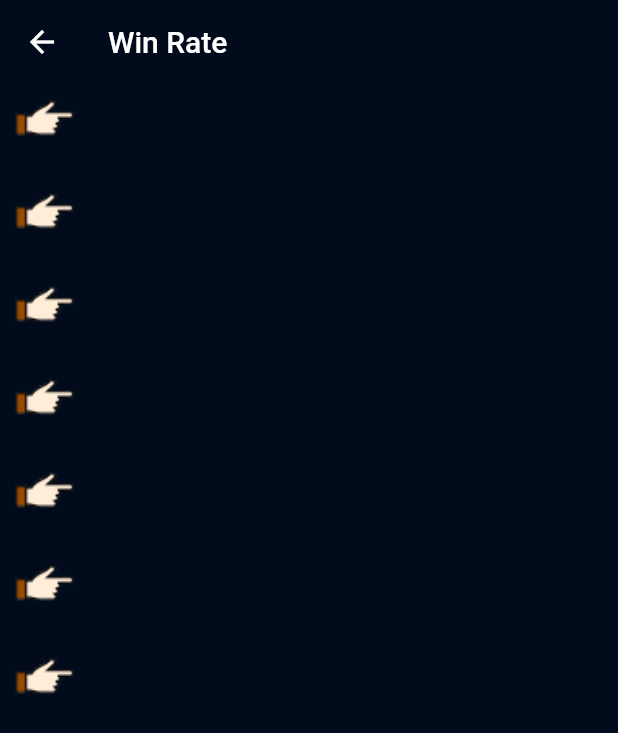
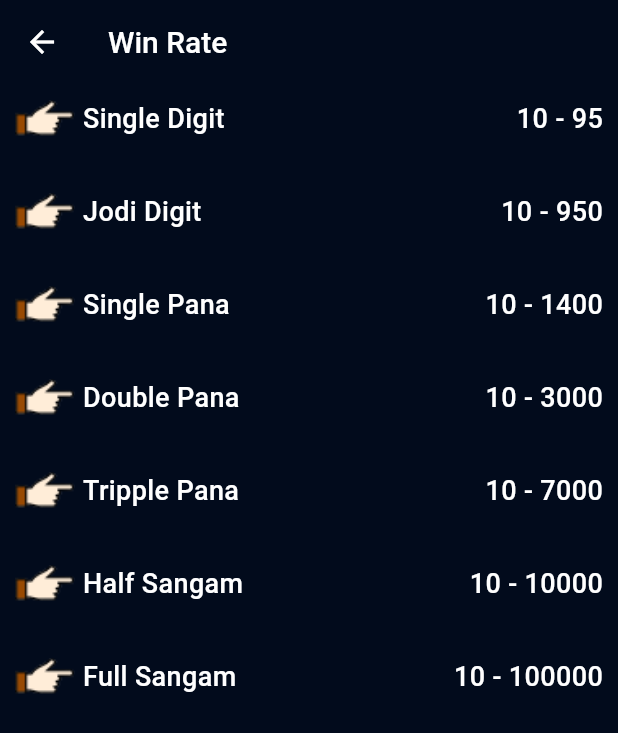
Before and after one commit to Akshat5349/WinBazarFinal, a Flutter app: the WinRateView screen opened directly, on a phone screen of 412 x 824 dp. Shown: the top 733 px of the screen. Run offline on Flutter 3.47's test engine with Material 3 defaults, Android fonts, the phone set to English and light mode, and no system bars; our stand-ins replace audioplayers, device_info_plus, dio, flutter_html, fluttertoast, get and 5 more; accounts and stored records are empty; network calls fail.

Commit message:
feat: Update package name and branding from WinBazar to Star Kalyan across multiple files

```diff
--- a/lib/app/modules/home/controllers/home_controller.dart
+++ b/lib/app/modules/home/controllers/home_controller.dart
@@ -116,7 +116,7 @@ class HomeController extends GetxController {
             crossAxisAlignment: CrossAxisAlignment.start,
             children: [
               Text(
-                Strings.settings[0].popupMsg ?? 'Welcome to WinBazar!',
+                Strings.settings[0].popupMsg ?? 'Welcome to Star Kalyan!',
                 style: TextStyle(
                   fontSize: 16,
                   color: Colors.grey[700],
--- a/lib/app/modules/home/views/faq_view.dart
+++ b/lib/app/modules/home/views/faq_view.dart
@@ -21,11 +21,11 @@ class FAQScreen extends GetView<FaqController> {
             title: Padding(
                 padding: EdgeInsets.only(bottom: 8),
                 child: Text(
-                  'Introduction to WinBazar',
+                  'Introduction to Star Kalyan',
                   textAlign: TextAlign.center,
                 )),
             subtitle: Text(
-              'WinBazar is your ultimate destination for everything related to the fascinating world of the Satta Matka. As the WinBazar is a leading authority in the realm of Matka Games, this is your Go-To Platform for any reliable information along with accurate Matka Results and expert guidance obviously. Whether you are a pro or a newcomer player the comprehensive collection of resources such as Kalyan Matka, Matka Result, and Mumbai Matka, will provide you with the thrilling and immersive experience. Join us along and we will embark on this captivating adventure, where every matka number, matka chart, and matka games hold the potential to unlock fortunes.',
+              'Star Kalyan is your ultimate destination for everything related to the fascinating world of the Satta Matka. As the Star Kalyan is a leading authority in the realm of Matka Games, this is your Go-To Platform for any reliable information along with accurate Matka Results and expert guidance obviously. Whether you are a pro or a newcomer player the comprehensive collection of resources such as Kalyan Matka, Matka Result, and Mumbai Matka, will provide you with the thrilling and immersive experience. Join us along and we will embark on this captivating adventure, where every matka number, matka chart, and matka games hold the potential to unlock fortunes.',
               textAlign: TextAlign.center,
             ),
           ),
--- a/lib/app/modules/home/views/games_view.dart
+++ b/lib/app/modules/home/views/games_view.dart
@@ -220,7 +220,7 @@ class GamesView extends GetView<GamesController> {
           mainAxisAlignment: MainAxisAlignment.center,
           children: [
             Image.network(
-              "https://winbazar.store/uploads/game_type/" + childImage,
+              "https://starkalyan.store/uploads/game_type/" + childImage,
               height: 100,
               fit: BoxFit.fill,
             ),
--- a/lib/app/modules/home/views/home_view.dart
+++ b/lib/app/modules/home/views/home_view.dart
@@ -104,7 +104,7 @@ class HomeView extends GetView<HomeController> {
       return Scaffold(
         backgroundColor: AppColors.primaryColor,
         appBar: AppBar(
-          title: Text("WinBazar"),
+          title: Text("Star Kalyan"),
           centerTitle: false,
           actions: [
             IconButton(
--- a/lib/app/modules/home/views/win_rate_view.dart
+++ b/lib/app/modules/home/views/win_rate_view.dart
@@ -40,10 +40,14 @@ class WinRateView extends GetView {
                     fit: BoxFit.fill,
                   ),
                   widthSpace5,
-                  Text(title, style: BaseStyles.purpleMedium18),
+                  Text(title,
+                      style: BaseStyles.purpleMedium18
+                          .copyWith(color: Colors.white)),
                 ],
               ),
-              Text(price, style: BaseStyles.purpleMedium18)
+              Text(price,
+                  style:
+                      BaseStyles.purpleMedium18.copyWith(color: Colors.white))
             ],
           ),
         ),
--- a/lib/main.dart
+++ b/lib/main.dart
@@ -7,7 +7,7 @@ void main() async {
   await GetStorage.init();
   runApp(
     GetMaterialApp(
-      title: "WinBazar",
+      title: "Star Kalyan",
       initialRoute: AppPages.INITIAL,
       getPages: AppPages.routes,
       debugShowCheckedModeBanner: false,
```
Also changed, not shown: lib/app/modules/home/views/gali_disawar_view.dart (+26 -15 lines), assets/logo/logo.png, 37 other files.
